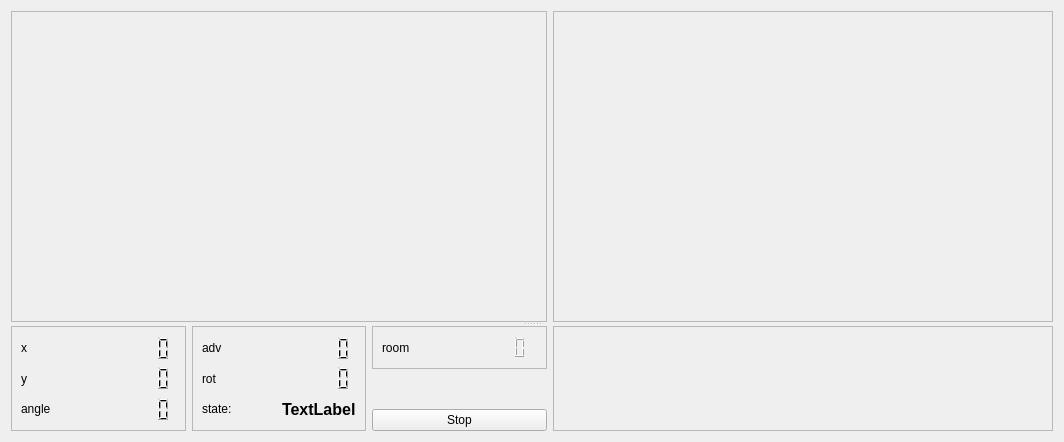
Old version of the form components/room_detector_pytorch_cpp/src/mainUI.ui in the repository robocomp/robocomp-shadow.
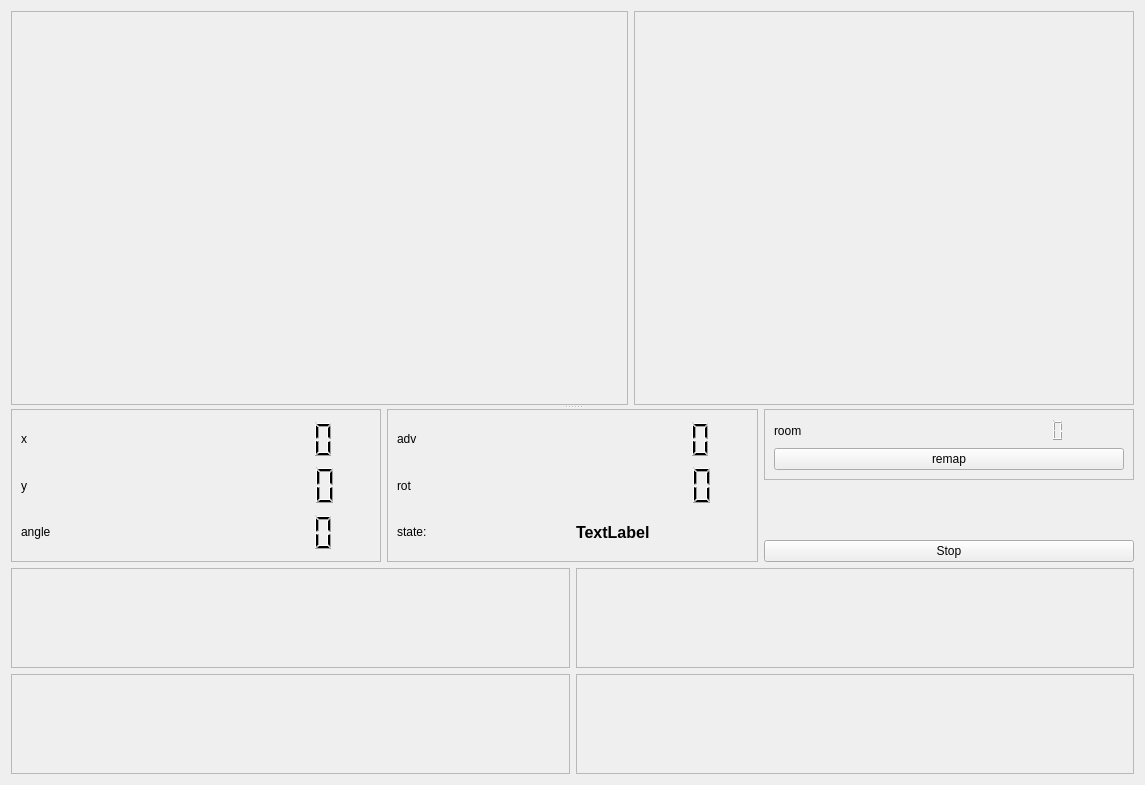
New version of the form.

```diff
--- a/components/room_detector_pytorch_cpp/src/mainUI.ui
+++ b/components/room_detector_pytorch_cpp/src/mainUI.ui
@@ -6,14 +6,16 @@
    <rect>
     <x>0</x>
     <y>0</y>
-    <width>1064</width>
-    <height>442</height>
+    <width>1145</width>
+    <height>785</height>
    </rect>
   </property>
   <property name="windowTitle">
    <string>Localiser</string>
   </property>
-  <layout class="QVBoxLayout" name="verticalLayout_7">
+  <layout class="QVBoxLayout" name="verticalLayout_10">
+   <item>
+    <layout class="QVBoxLayout" name="verticalLayout_9">
    <item>
     <widget class="QSplitter" name="splitter">
      <property name="orientation">
@@ -266,6 +268,13 @@
               </item>
              </layout>
             </item>
+              <item>
+               <widget class="QPushButton" name="pushButton_remap">
+                <property name="text">
+                 <string>remap</string>
+                </property>
+               </widget>
+              </item>
            </layout>
           </widget>
          </item>
@@ -294,12 +303,20 @@
          </item>
         </layout>
        </item>
+        </layout>
+       </widget>
+      </widget>
+     </item>
        <item>
-        <widget class="QFrame" name="frame_plot_error">
+      <layout class="QHBoxLayout" name="horizontalLayout_8">
+       <item>
+        <layout class="QVBoxLayout" name="verticalLayout_7">
+         <item>
+          <widget class="QFrame" name="frame_plot_error_1">
          <property name="minimumSize">
           <size>
-           <width>500</width>
-           <height>0</height>
+             <width>430</width>
+             <height>100</height>
           </size>
          </property>
          <property name="frameShape">
@@ -310,9 +327,63 @@
          </property>
         </widget>
        </item>
-      </layout>
-     </widget>
-    </widget>
+         <item>
+          <widget class="QFrame" name="frame_plot_error_2">
+           <property name="minimumSize">
+            <size>
+             <width>430</width>
+             <height>100</height>
+            </size>
+           </property>
+           <property name="frameShape">
+            <enum>QFrame::StyledPanel</enum>
+           </property>
+           <property name="frameShadow">
+            <enum>QFrame::Raised</enum>
+           </property>
+          </widget>
+         </item>
+        </layout>
+       </item>
+       <item>
+        <layout class="QVBoxLayout" name="verticalLayout_8">
+         <item>
+          <widget class="QFrame" name="frame_plot_error_3">
+           <property name="minimumSize">
+            <size>
+             <width>430</width>
+             <height>100</height>
+            </size>
+           </property>
+           <property name="frameShape">
+            <enum>QFrame::StyledPanel</enum>
+           </property>
+           <property name="frameShadow">
+            <enum>QFrame::Raised</enum>
+           </property>
+          </widget>
+         </item>
+         <item>
+          <widget class="QFrame" name="frame_plot_error_4">
+           <property name="minimumSize">
+            <size>
+             <width>430</width>
+             <height>100</height>
+            </size>
+           </property>
+           <property name="frameShape">
+            <enum>QFrame::StyledPanel</enum>
+           </property>
+           <property name="frameShadow">
+            <enum>QFrame::Raised</enum>
+           </property>
+          </widget>
+         </item>
+        </layout>
+       </item>
+      </layout>
+     </item>
+    </layout>
    </item>
   </layout>
  </widget>
```
Lines whose indentation alone changed are shown as unchanged.
